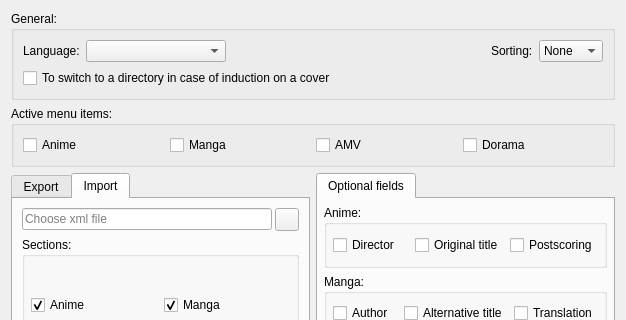
Above: settings.ui from LibertaSoft/DatabaseAnime before the change; both pictures show x 0 to 626 and y 0 to 320 of the 626 by 522 pixel window. Below: the same form after it.
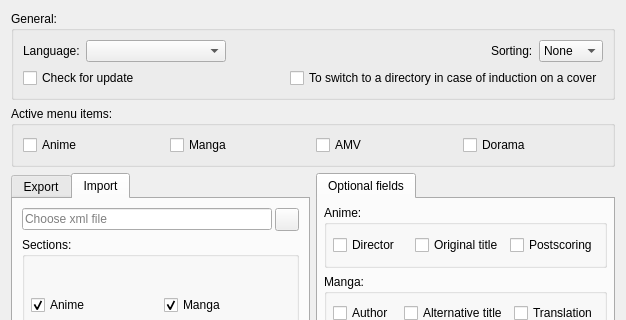
That is the form after the change. Icons and pictures are not drawn.

Commit message: Class DefinesPath, hot-keys, template-for-url, new default paths

Patch:
```diff
--- a/settings.ui
+++ b/settings.ui
@@ -117,6 +117,13 @@
         <property name="topMargin">
          <number>0</number>
         </property>
+        <item>
+         <widget class="QCheckBox" name="ChBox_Update">
+          <property name="text">
+           <string>Check for update</string>
+          </property>
+         </widget>
+        </item>
         <item>
          <widget class="QCheckBox" name="CBox_SwitchToDirOnHoverCover">
           <property name="enabled">
```
The commit also changes 14 other files.
